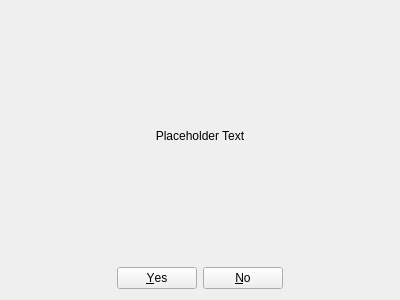
NASA-JSC-Robotics/drt_behavior, file drt_behavior_visualization/resource/approval_widget.ui: the form before one commit.
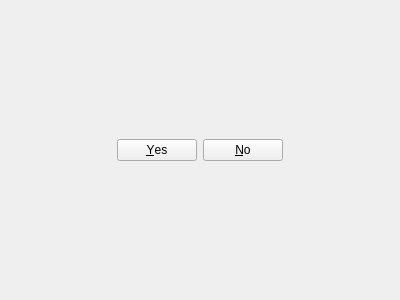
The form after the commit.

Commit message: temporarily removed the approvalText, until a better logging system is in place

The edit to the form file:
```diff
--- a/drt_behavior_visualization/resource/approval_widget.ui
+++ b/drt_behavior_visualization/resource/approval_widget.ui
@@ -16,7 +16,7 @@
   <layout class="QHBoxLayout" name="horizontalLayout">
    <item>
     <layout class="QVBoxLayout" name="approvalLayout">
-     <item>
+     <!-- <item>
       <widget class="QLabel" name="approvalText">
        <property name="font">
         <font>
@@ -31,7 +31,7 @@
         <set>Qt::AlignCenter</set>
        </property>
       </widget>
-     </item>
+     </item> -->
      <item>
       <widget class="QDialogButtonBox" name="approvalChoice">
        <property name="sizePolicy">
```
